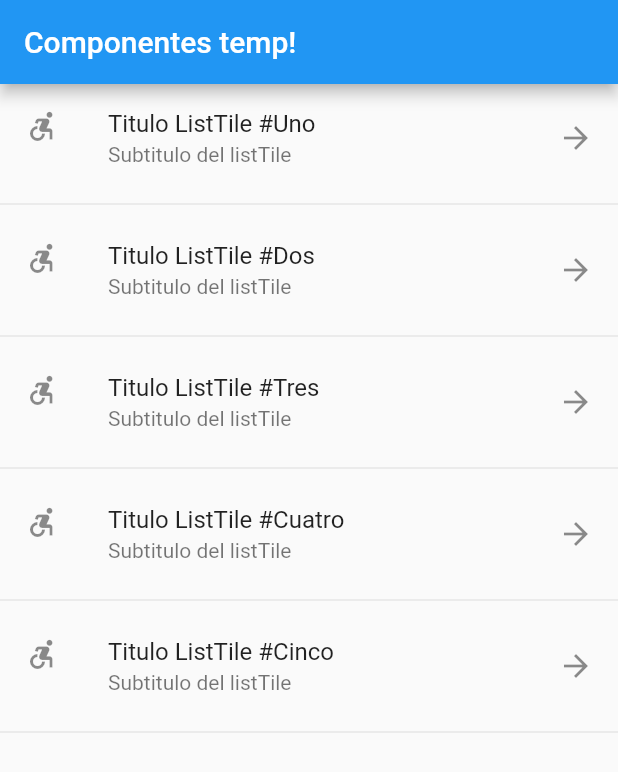
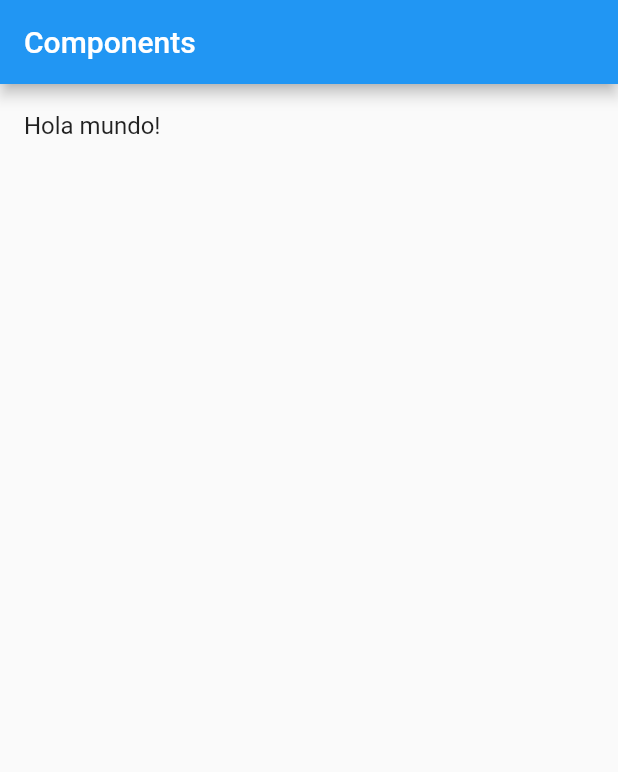
Before and after one commit to VershyCode/flutter-practica-componentes, a Flutter app: the screen it shows after launch, on a phone screen of 412 x 824 dp. Shown: the top 772 px of the screen. Run offline on Flutter 3.47's test engine with Material 2 defaults, Android fonts, the phone set to English and light mode, and no system bars.

Commit message:
Practica 3 - Nueva HomePage
Se creo una nueva HomePage para comenzar a practicar
Con recursos como lo son los json.

```diff
--- a/lib/main.dart
+++ b/lib/main.dart
@@ -1,5 +1,6 @@
-import 'package:components/src/pages/home_temp.dart';
 import 'package:flutter/material.dart';
+import 'package:components/src/pages/home_page.dart';
+// import 'package:components/src/pages/home_temp.dart';
 
 void main() => runApp(MyApp());
 
@@ -9,7 +10,7 @@ class MyApp extends StatelessWidget {
     return MaterialApp(
       title: 'Material App',
       debugShowCheckedModeBanner: false,
-      home: HomePageTemp()
+      home: HomePage()
     );
   }
 }
--- /dev/null
+++ b/lib/src/pages/home_page.dart
@@ -0,0 +1,27 @@
+import 'package:flutter/material.dart';
+
+class HomePage extends StatelessWidget {
+  const HomePage({Key key}) : super(key: key);
+
+  @override
+  Widget build(BuildContext context) {
+    return Scaffold(
+      appBar: AppBar(
+        title: Text('Components')
+      ),
+      body: _lista(),
+    );
+  }
+
+  Widget _lista() {
+    return ListView(
+      children: _listaItems(),
+    );
+  }
+
+  List<Widget> _listaItems() {
+    return [
+      ListTile(title: Text('Hola mundo!'),)
+    ];
+  }
+}
```
